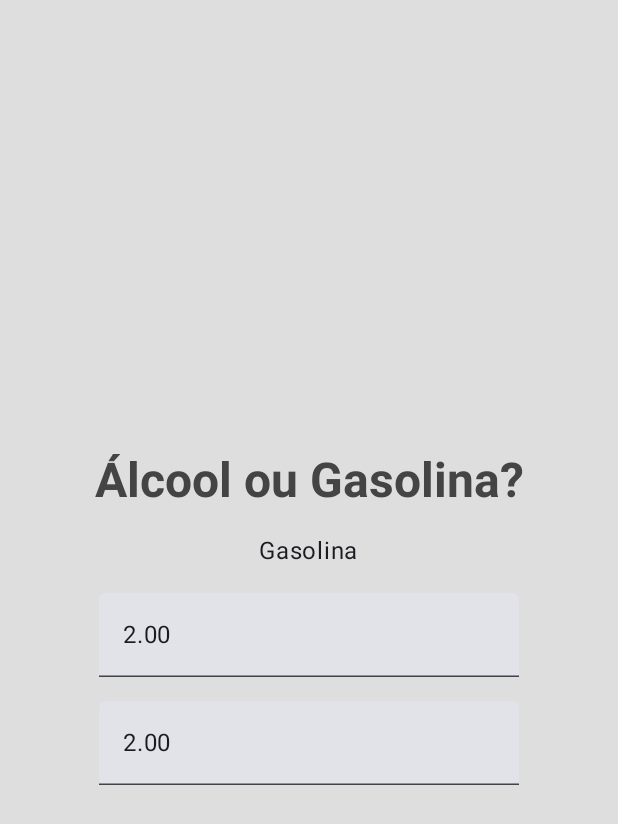
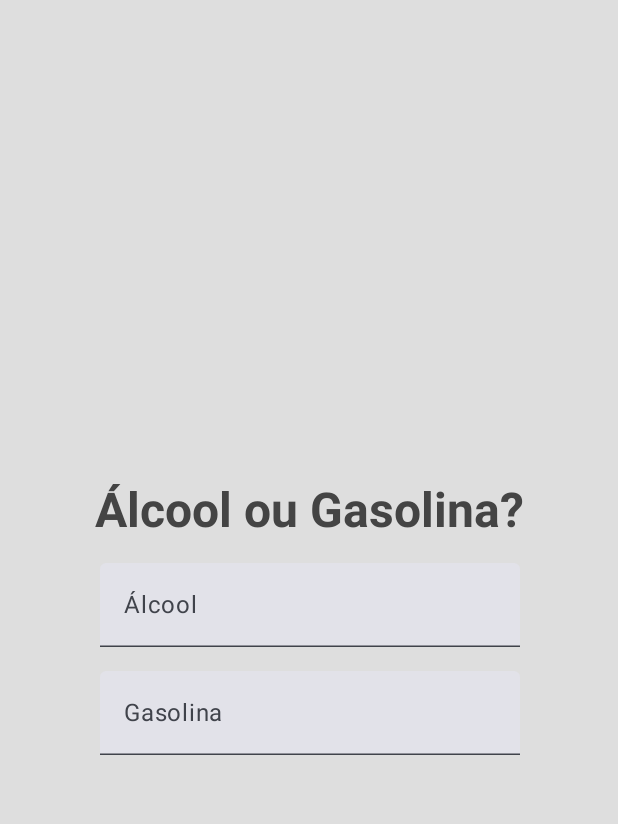
Before and after one commit to wgermanoribeiro/Alcool-ou-Gasolina, an Android app built with Jetpack Compose: the screen it shows after launch (MainActivity), on a phone screen of 412 x 824 dp. Shown: the top 824 px of the screen. Run offline under Robolectric (Android 15) with nearby library versions, the phone set to English and light mode, and no system bars.

Commit message:
Código do App de igual a video aula.

```diff
--- a/app/src/main/java/br/com/germanoribeiro/alcoolougasolina/MainActivity.kt
+++ b/app/src/main/java/br/com/germanoribeiro/alcoolougasolina/MainActivity.kt
@@ -1,9 +1,11 @@
 package br.com.germanoribeiro.alcoolougasolina
 
 import android.os.Bundle
+import android.widget.Button
 import androidx.activity.ComponentActivity
 import androidx.activity.compose.setContent
 import androidx.activity.enableEdgeToEdge
+import androidx.compose.animation.AnimatedVisibility
 import androidx.compose.foundation.background
 import androidx.compose.foundation.layout.Arrangement
 import androidx.compose.foundation.layout.Box
@@ -13,12 +15,17 @@ import androidx.compose.foundation.layout.Spacer
 import androidx.compose.foundation.layout.fillMaxSize
 import androidx.compose.foundation.layout.padding
 import androidx.compose.foundation.layout.size
+import androidx.compose.material3.Button
 import androidx.compose.material3.MaterialTheme
 import androidx.compose.material3.Scaffold
 import androidx.compose.material3.Surface
 import androidx.compose.material3.Text
 import androidx.compose.material3.TextField
 import androidx.compose.runtime.Composable
+import androidx.compose.runtime.getValue
+import androidx.compose.runtime.mutableStateOf
+import androidx.compose.runtime.remember
+import androidx.compose.runtime.setValue
 import androidx.compose.ui.Alignment
 import androidx.compose.ui.Modifier
 import androidx.compose.ui.graphics.Color
@@ -48,33 +55,93 @@ class MainActivity : ComponentActivity() {
 @Composable
 fun App() {
 
-    Column (
+	var valorAlcool by remember {
+		mutableStateOf("")
+	}
+
+	var valorGasolina by remember {
+		mutableStateOf("")
+	}
+
+
+	Column(
 		Modifier
 			.background(color = Color(222, 222, 222, 255))
 			.fillMaxSize(),
 		verticalArrangement = Arrangement.Center,
 		horizontalAlignment = Alignment.CenterHorizontally
 	) {
-        Text(text = "Álcool ou Gasolina?",
+		Column(
+			verticalArrangement = Arrangement.spacedBy(16.dp),
+			horizontalAlignment = Alignment.CenterHorizontally
+		) {
+			Text(
+				text = "Álcool ou Gasolina?",
 				style = TextStyle(
 					color = Color.DarkGray,
 					fontSize = 32.sp,
 					fontWeight = FontWeight.Bold
 				)
 			)
-        Spacer(modifier = Modifier.size(16.dp))
+
+
+
+			AnimatedVisibility(visible = valorAlcool.isNotBlank() && valorGasolina.isNotBlank()) {
+				if (valorAlcool.isNotBlank() && valorGasolina.isNotBlank()) {
+					val ehGasolina = valorAlcool.toDouble() / valorGasolina.toDouble() > 0.7
+					val alcoolOuGasolina = if (ehGasolina) {
+						"Gasolina"
+					} else {
+						"Álcool"
+					}
+					val cor = if (ehGasolina) {
+						Color.Red
+					} else {
+						Color.Green
+					}
+					Text(
+						text = alcoolOuGasolina,
+						style = TextStyle(
+							color = cor,
+							fontSize = 40.sp,
+							fontWeight = FontWeight.Bold
+						)
+					)
+				}
+			}
+
+
+			TextField(
+				value = valorAlcool,
+				onValueChange = {
+					valorAlcool = it
+				},
+				label = {
+					Text(text = "Álcool")
+				}
+			)
+
+
+			TextField(
+				value = valorGasolina,
+				onValueChange = {
+					valorGasolina = it
+				},
+				label = {
 					Text(text = "Gasolina")
-        Spacer(modifier = Modifier.size(16.dp))
-        TextField(value = "2.00", onValueChange = {} )
-        Spacer(modifier = Modifier.size(16.dp))
-        TextField(value = "2.00", onValueChange = {} )
 				}
+			)
+
+		}
+	}
+
 
 }
 
+
 @Preview
 @Composable
-fun AppPreview(){
+fun AppPreview() {
 	AlcoolOuGasolinaTheme {
 		App()
 	}
```
Lines whose indentation alone changed are shown as unchanged.
